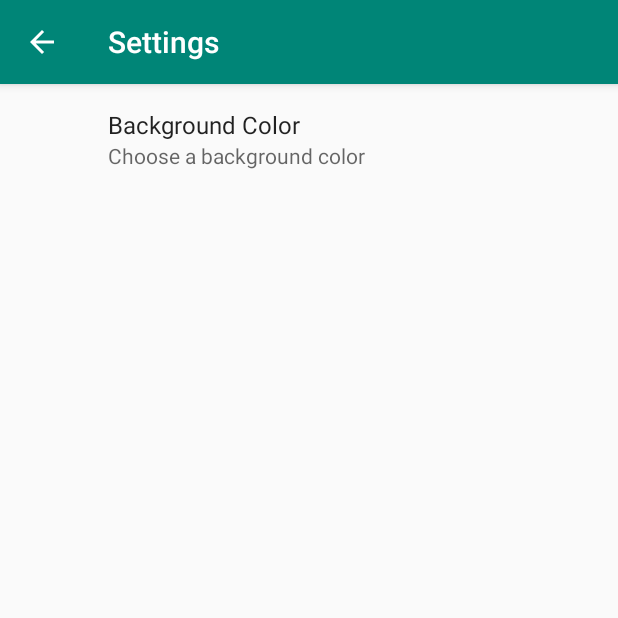
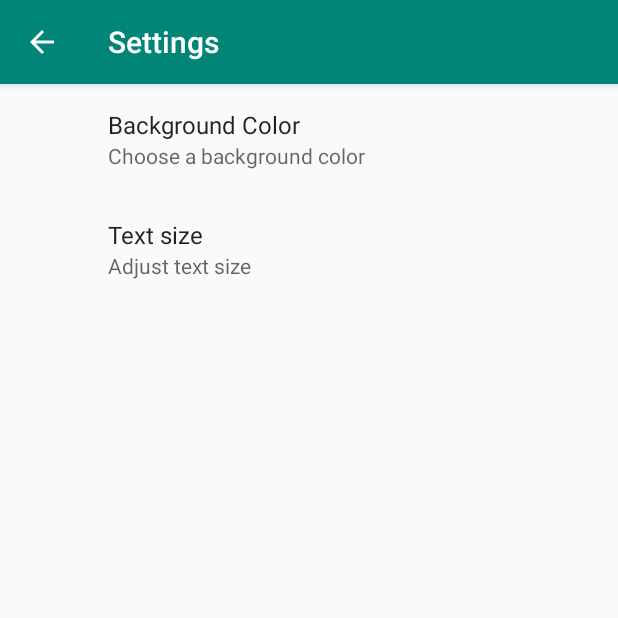
Before and after one commit to MJedr/ShoppingApp, an Android app: the screen it shows after launch (SettingsActivity), in the options menu, after a tap on "Settings", on a phone screen of 412 x 824 dp, the top half of it. Run offline under Robolectric (Android 15) with nearby library versions, the phone set to English and light mode, and no system bars; our stand-ins replace androidx.preference.

Commit message:
add change size setting

```diff
--- a/ShoppingApp/app/src/main/java/com/example/shoppingapp/MainActivity.java
+++ b/ShoppingApp/app/src/main/java/com/example/shoppingapp/MainActivity.java
@@ -7,6 +7,7 @@ import android.content.Context;
 import android.content.DialogInterface;
 import android.content.Intent;
 import android.content.SharedPreferences;
+import android.content.res.Configuration;
 import android.database.Cursor;
 import android.database.sqlite.SQLiteDatabase;
 import android.graphics.Color;
@@ -37,7 +38,8 @@ import com.example.shoppingapp.db.ItemHelper;
 
 import java.util.ArrayList;
 
-public class MainActivity extends AppCompatActivity  implements SharedPreferences.OnSharedPreferenceChangeListener {
+//  implements SharedPreferences.OnSharedPreferenceChangeListener
+public class MainActivity extends AppCompatActivity {
 
     private static final String TAG = "MainActivity";
     private ItemHelper mHelper;
@@ -46,17 +48,24 @@ public class MainActivity extends AppCompatActivity  implements SharedPreference
     private Button button;
     private SharedPreferences mSharedPreferences;
     private Context mContext;
+    TextView sizetxt;
 
     @Override
     protected void onCreate(Bundle savedInstanceState) {
         super.onCreate(savedInstanceState);
         setContentView(R.layout.activity_main);
-        RelativeLayout rl = (RelativeLayout)findViewById(R.id.activity_main);
         mContext = getApplicationContext();
         mSharedPreferences = PreferenceManager.getDefaultSharedPreferences(mContext);
+
+        RelativeLayout rl = (RelativeLayout)findViewById(R.id.activity_main);
         String backgroundColor = mSharedPreferences.getString(getString(R.string.background_color),"#FFFFFF");
         rl.setBackgroundColor(Color.parseColor(backgroundColor));
 
+        Configuration configuration = getResources().getConfiguration();
+        float txtSize = Float.parseFloat(mSharedPreferences.
+                getString(getString(R.string.text_size), "1.0"));
+        configuration.fontScale *= txtSize;
+        getResources().updateConfiguration(configuration, getResources().getDisplayMetrics());
 
         mHelper = new ItemHelper(this);
         mItemListView = (ListView) findViewById(R.id.list_to_buy);
@@ -97,19 +106,6 @@ public class MainActivity extends AppCompatActivity  implements SharedPreference
             rl.setBackgroundColor(Color.YELLOW);
         }
     }
-
-    @Override
-    public void onSharedPreferenceChanged(SharedPreferences sharedPreferences, String key) {
-        if (key.equals("background_color")) {
-            setColor(sharedPreferences.getBoolean("background_color",true));
-        }
-    }
-
-    private void setupSharedPreferences() {
-        SharedPreferences sharedPreferences = PreferenceManager.getDefaultSharedPreferences(this);
-        sharedPreferences.registerOnSharedPreferenceChangeListener(this);
-    }
-
 
     private void updateUI() {
         final ArrayList<GroceryItem> groceryItemList = new ArrayList<>();
@@ -215,4 +211,8 @@ public class MainActivity extends AppCompatActivity  implements SharedPreference
 
         dialog.show();
     }
+    // Method to set Size of Text.
+    private void changeTextSize(Float i) {
+        sizetxt.setTextSize(i);
+    }
 }
--- a/ShoppingApp/app/src/main/java/com/example/shoppingapp/SettingsFragment.java
+++ b/ShoppingApp/app/src/main/java/com/example/shoppingapp/SettingsFragment.java
@@ -17,4 +17,5 @@ public class SettingsFragment extends PreferenceFragmentCompat {
     public void onCreatePreferences(Bundle savedInstanceState, String rootKey) {
         addPreferencesFromResource(R.xml.setting_pref);
     }
+
 }
--- a/ShoppingApp/app/src/main/res/layout/activity_main.xml
+++ b/ShoppingApp/app/src/main/res/layout/activity_main.xml
@@ -16,6 +16,11 @@
         android:layout_height="50dp"
         android:text="Add item"
         android:id="@+id/add_to_list_btn"/>
+    <TextView
+        android:layout_width="wrap_content"
+        android:layout_height="wrap_content"
+        android:text="10dp"
+        />
 
 
     <ListView
--- a/ShoppingApp/app/src/main/res/layout/item_toadd.xml
+++ b/ShoppingApp/app/src/main/res/layout/item_toadd.xml
@@ -5,7 +5,8 @@
 
     <LinearLayout xmlns:android="http://schemas.android.com/apk/res/android"
         android:orientation="vertical" android:layout_width="match_parent"
-        android:layout_height="match_parent">
+        android:layout_height="match_parent"
+        android:dividerHeight="10.0sp">
         <TextView
             android:layout_width="wrap_content"
             android:layout_height="wrap_content"
--- a/ShoppingApp/app/src/main/res/menu/menu_main.xml
+++ b/ShoppingApp/app/src/main/res/menu/menu_main.xml
@@ -8,4 +8,10 @@
         android:orderInCategory="100"
         app:showAsAction="never"
         />
+    <item
+        android:id="@+id/create_list"
+        android:title="Create List"
+        android:orderInCategory="10"
+        app:showAsAction="never"
+        />
 </menu>
--- a/ShoppingApp/app/src/main/res/values/arrays.xml
+++ b/ShoppingApp/app/src/main/res/values/arrays.xml
@@ -12,4 +12,16 @@
         <item name="2">#ffff33</item>
         <item name="3">#ffffff</item>
     </string-array>
+
+    <!-- Label ordering must match values -->
+    <string-array name="textSizeLabel">
+        <item name="0">Small</item>
+        <item name="1">Medium</item>
+        <item name="2">Large</item>
+    </string-array>
+    <string-array name="textSize">
+        <item name="0">0.75</item>
+        <item name="1">1</item>
+        <item name="2">1.25</item>
+    </string-array>
 </resources>
--- a/ShoppingApp/app/src/main/res/values/strings.xml
+++ b/ShoppingApp/app/src/main/res/values/strings.xml
@@ -2,4 +2,7 @@
     <string name="app_name">ShoppingApp</string>
     <string name="action_settings">Settings</string>
     <string name="background_color">backgroundColor</string>
+    <string name="pref_size_default">1</string>
+    <string name="pref_size_key">prefferedTextSize</string>
+    <string name="text_size">textSize</string>
 </resources>
--- a/ShoppingApp/app/src/main/res/xml/setting_pref.xml
+++ b/ShoppingApp/app/src/main/res/xml/setting_pref.xml
@@ -10,4 +10,13 @@
             android:summary="Choose a background color"
             />
 
+        <ListPreference
+            android:key="@string/text_size"
+            android:title="Text size"
+            android:entries="@array/textSizeLabel"
+            android:entryValues="@array/textSize"
+            android:defaultValue="1"
+            android:summary="Adjust text size"
+            />
+
 </PreferenceScreen>
```
